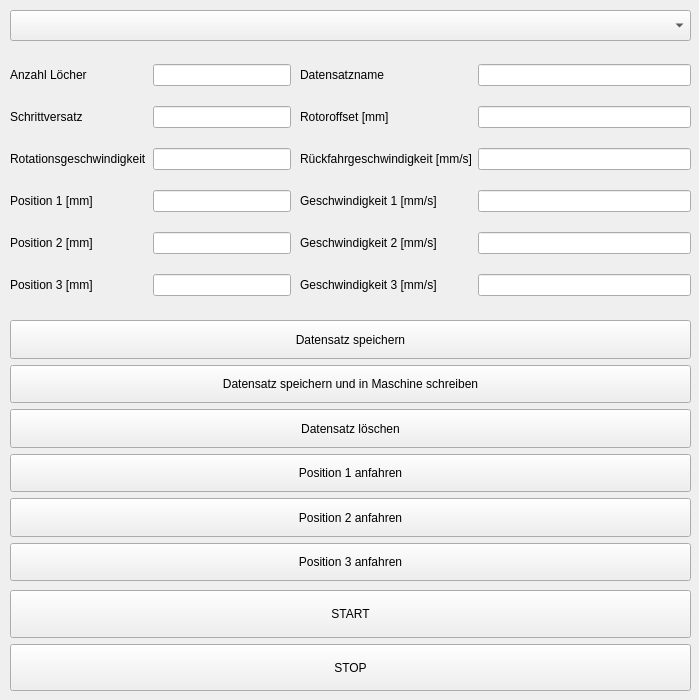
This is Interface.ui in sicheider/Bohrvorrichtung as Qt 5 draws it before an edit. The edited form follows.
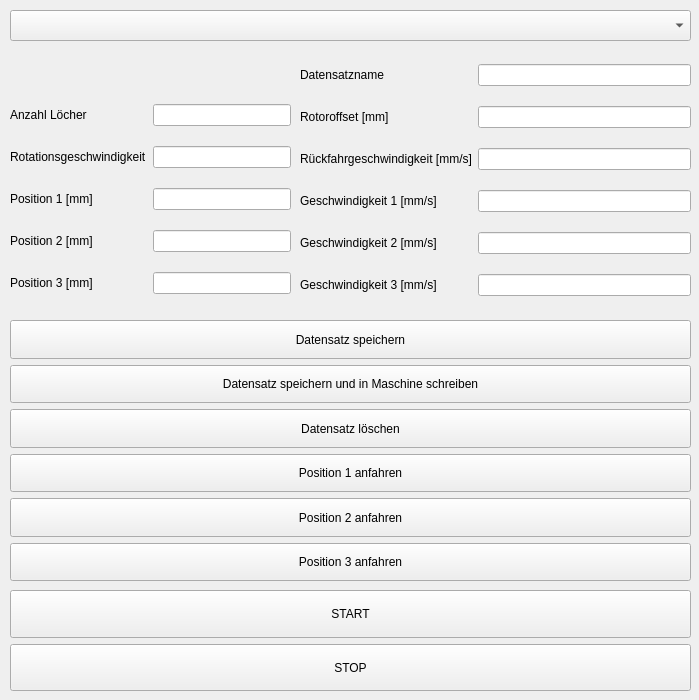
This is the edited form.

Commit message: gui: rotorposition gelöscht

What changed in the file:
```diff
--- a/Interface.ui
+++ b/Interface.ui
@@ -43,19 +43,20 @@
     <property name="geometry">
      <rect>
       <x>10</x>
-      <y>50</y>
+      <y>90</y>
       <width>281</width>
-      <height>260</height>
+      <height>221</height>
      </rect>
     </property>
     <layout class="QGridLayout" name="gridLayout">
-     <item row="1" column="1">
-      <widget class="QLineEdit" name="rotorPositionEdit"/>
+     <item row="2" column="0">
+      <widget class="QLabel" name="label_4">
+       <property name="text">
+        <string>Position 1 [mm]</string>
+       </property>
+      </widget>
      </item>
-     <item row="0" column="1">
-      <widget class="QLineEdit" name="holeCountEdit"/>
-     </item>
-     <item row="5" column="0">
+     <item row="4" column="0">
       <widget class="QLabel" name="label_6">
        <property name="text">
         <string>Position 3 [mm]</string>
@@ -63,52 +64,41 @@
       </widget>
      </item>
      <item row="3" column="1">
+      <widget class="QLineEdit" name="x2Edit"/>
+     </item>
+     <item row="2" column="1">
       <widget class="QLineEdit" name="x1Edit"/>
      </item>
-     <item row="2" column="0">
+     <item row="1" column="0">
       <widget class="QLabel" name="label_3">
        <property name="text">
         <string>Rotationsgeschwindigkeit</string>
        </property>
       </widget>
      </item>
-     <item row="0" column="0">
-      <widget class="QLabel" name="label">
-       <property name="text">
-        <string>Anzahl Löcher</string>
-       </property>
-      </widget>
-     </item>
-     <item row="3" column="0">
-      <widget class="QLabel" name="label_4">
-       <property name="text">
-        <string>Position 1 [mm]</string>
-       </property>
-      </widget>
-     </item>
-     <item row="4" column="1">
-      <widget class="QLineEdit" name="x2Edit"/>
-     </item>
-     <item row="1" column="0">
-      <widget class="QLabel" name="label_2">
-       <property name="text">
-        <string>Schrittversatz</string>
-       </property>
-      </widget>
-     </item>
-     <item row="2" column="1">
+     <item row="1" column="1">
       <widget class="QLineEdit" name="rotorSpeedEdit"/>
      </item>
-     <item row="5" column="1">
+     <item row="4" column="1">
       <widget class="QLineEdit" name="x3Edit"/>
      </item>
-     <item row="4" column="0">
+     <item row="3" column="0">
       <widget class="QLabel" name="label_5">
        <property name="text">
         <string>Position 2 [mm]</string>
        </property>
       </widget>
      </item>
+     <item row="0" column="0">
+      <widget class="QLabel" name="label">
+       <property name="text">
+        <string>Anzahl Löcher</string>
+       </property>
+      </widget>
+     </item>
+     <item row="0" column="1">
+      <widget class="QLineEdit" name="holeCountEdit"/>
+     </item>
     </layout>
    </widget>
    <widget class="QWidget" name="gridLayoutWidget_2">
```
The commit also changes 1 other file.
